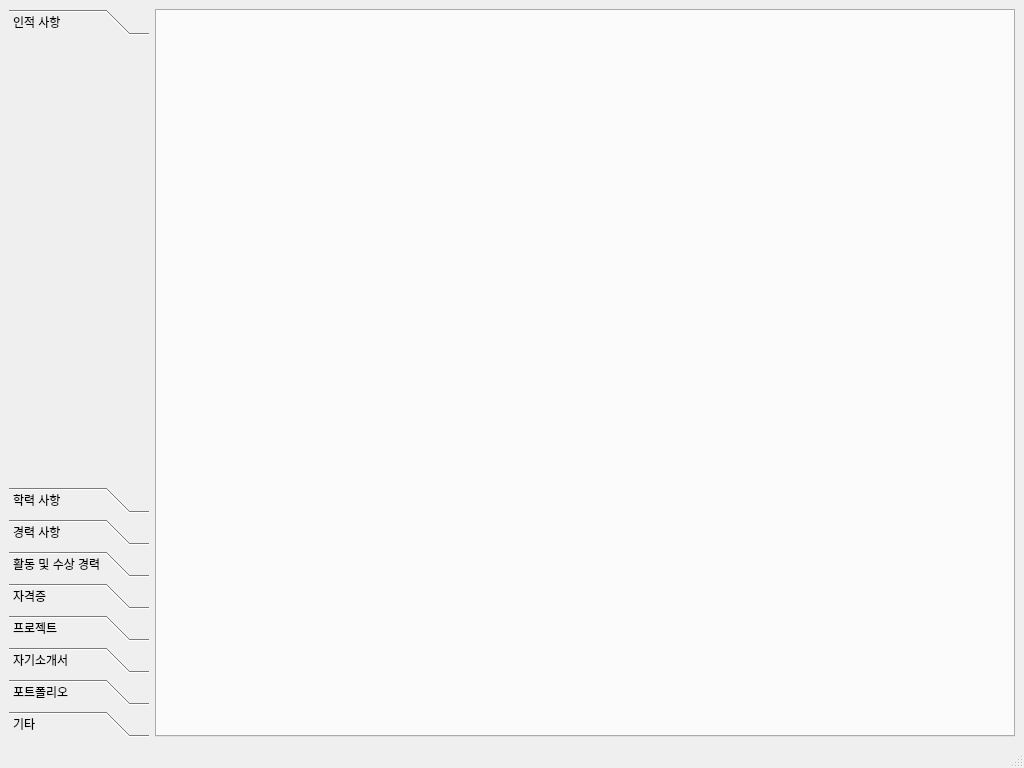
First picture: the form in mainwindow.ui, repository jh280722/Resume_Resum, before the edit.
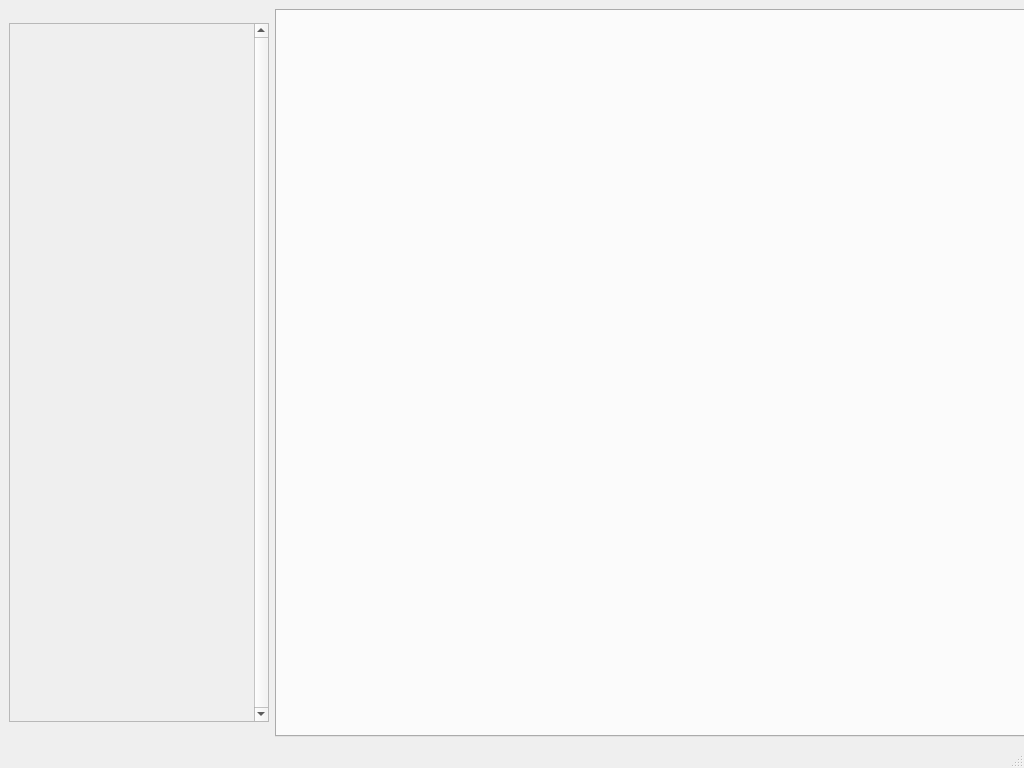
Second picture: the form after the edit.

Commit message: RR-31 soration class 통합시작

What changed in the file:
```diff
--- a/mainwindow.ui
+++ b/mainwindow.ui
@@ -20,58 +20,52 @@
    <string>ReRe</string>
   </property>
   <widget class="QWidget" name="centralwidget">
-   <layout class="QGridLayout" name="gridLayout_2">
-    <item row="0" column="1">
-     <layout class="QGridLayout" name="gridLayout">
-      <item row="0" column="0">
-       <widget class="QTabWidget" name="docTab">
-        <property name="minimumSize">
-         <size>
-          <width>543</width>
-          <height>360</height>
-         </size>
-        </property>
-        <property name="focusPolicy">
-         <enum>Qt::TabFocus</enum>
-        </property>
-        <property name="acceptDrops">
-         <bool>false</bool>
-        </property>
-        <property name="layoutDirection">
-         <enum>Qt::LeftToRight</enum>
-        </property>
-        <property name="autoFillBackground">
-         <bool>false</bool>
-        </property>
-        <property name="currentIndex">
-         <number>-1</number>
-        </property>
-        <property name="usesScrollButtons">
-         <bool>false</bool>
-        </property>
-        <property name="documentMode">
-         <bool>false</bool>
-        </property>
-        <property name="tabsClosable">
-         <bool>false</bool>
-        </property>
-        <property name="movable">
-         <bool>true</bool>
-        </property>
-       </widget>
-      </item>
-     </layout>
-    </item>
-    <item row="0" column="0">
-     <widget class="QToolBox" name="toolBox">
+   <layout class="QHBoxLayout" name="horizontalLayout">
+    <item>
+     <widget class="QScrollArea" name="srtArea">
+      <property name="minimumSize">
+       <size>
+        <width>260</width>
+        <height>0</height>
+       </size>
+      </property>
       <property name="maximumSize">
        <size>
-        <width>140</width>
-        <height>16777215</height>
+        <width>260</width>
+        <height>699</height>
        </size>
       </property>
-      <property name="contextMenuPolicy">
-       <enum>Qt::NoContextMenu</enum>
+      <property name="verticalScrollBarPolicy">
+       <enum>Qt::ScrollBarAlwaysOn</enum>
+      </property>
+      <property name="horizontalScrollBarPolicy">
+       <enum>Qt::ScrollBarAlwaysOff</enum>
+      </property>
+      <property name="widgetResizable">
+       <bool>true</bool>
+      </property>
+      <widget class="QWidget" name="srtAreaWidgetContents">
+       <property name="geometry">
+        <rect>
+         <x>0</x>
+         <y>0</y>
+         <width>237</width>
+         <height>697</height>
+        </rect>
+       </property>
+      </widget>
+     </widget>
+    </item>
+    <item>
+     <widget class="QTabWidget" name="docTab">
+      <property name="minimumSize">
+       <size>
+        <width>800</width>
+        <height>700</height>
+       </size>
+      </property>
+      <property name="focusPolicy">
+       <enum>Qt::TabFocus</enum>
       </property>
       <property name="acceptDrops">
        <bool>false</bool>
@@ -82,180 +76,21 @@
       <property name="autoFillBackground">
        <bool>false</bool>
       </property>
-      <property name="frameShape">
-       <enum>QFrame::NoFrame</enum>
-      </property>
-      <property name="frameShadow">
-       <enum>QFrame::Plain</enum>
-      </property>
       <property name="currentIndex">
        <number>0</number>
       </property>
-      <property name="tabSpacing">
-       <number>6</number>
+      <property name="usesScrollButtons">
+       <bool>false</bool>
       </property>
-      <widget class="QWidget" name="srt0">
-       <property name="geometry">
-        <rect>
-         <x>0</x>
-         <y>0</y>
-         <width>140</width>
-         <height>438</height>
-        </rect>
-       </property>
-       <attribute name="label">
-        <string>인적 사항</string>
-       </attribute>
-       <layout class="QVBoxLayout" name="verticalLayout">
-        <item>
-         <layout class="QVBoxLayout" name="srtBox0"/>
-        </item>
-       </layout>
-      </widget>
-      <widget class="QWidget" name="srt1">
-       <property name="geometry">
-        <rect>
-         <x>0</x>
-         <y>0</y>
-         <width>140</width>
-         <height>438</height>
-        </rect>
-       </property>
-       <attribute name="label">
-        <string>학력 사항</string>
-       </attribute>
-       <layout class="QVBoxLayout" name="verticalLayout_2">
-        <item>
-         <layout class="QVBoxLayout" name="srtBox1"/>
-        </item>
-       </layout>
-      </widget>
-      <widget class="QWidget" name="srt2">
-       <property name="geometry">
-        <rect>
-         <x>0</x>
-         <y>0</y>
-         <width>140</width>
-         <height>438</height>
-        </rect>
-       </property>
-       <attribute name="label">
-        <string>경력 사항</string>
-       </attribute>
-       <layout class="QVBoxLayout" name="verticalLayout_3">
-        <item>
-         <layout class="QVBoxLayout" name="srtBox2"/>
-        </item>
-       </layout>
-      </widget>
-      <widget class="QWidget" name="srt3">
-       <property name="geometry">
-        <rect>
-         <x>0</x>
-         <y>0</y>
-         <width>140</width>
-         <height>438</height>
-        </rect>
-       </property>
-       <attribute name="label">
-        <string>활동 및 수상 경력</string>
-       </attribute>
-       <layout class="QVBoxLayout" name="verticalLayout_4">
-        <item>
-         <layout class="QVBoxLayout" name="srtBox3"/>
-        </item>
-       </layout>
-      </widget>
-      <widget class="QWidget" name="srt4">
-       <property name="geometry">
-        <rect>
-         <x>0</x>
-         <y>0</y>
-         <width>140</width>
-         <height>438</height>
-        </rect>
-       </property>
-       <attribute name="label">
-        <string>자격증</string>
-       </attribute>
-       <layout class="QVBoxLayout" name="verticalLayout_5">
-        <item>
-         <layout class="QVBoxLayout" name="srtBox4"/>
-        </item>
-       </layout>
-      </widget>
-      <widget class="QWidget" name="srt5">
-       <property name="geometry">
-        <rect>
-         <x>0</x>
-         <y>0</y>
-         <width>140</width>
-         <height>438</height>
-        </rect>
-       </property>
-       <attribute name="label">
-        <string>프로젝트</string>
-       </attribute>
-       <layout class="QVBoxLayout" name="verticalLayout_6">
-        <item>
-         <layout class="QVBoxLayout" name="srtBox5"/>
-        </item>
-       </layout>
-      </widget>
-      <widget class="QWidget" name="srt6">
-       <property name="geometry">
-        <rect>
-         <x>0</x>
-         <y>0</y>
-         <width>140</width>
-         <height>438</height>
-        </rect>
-       </property>
-       <attribute name="label">
-        <string>자기소개서</string>
-       </attribute>
-       <layout class="QVBoxLayout" name="verticalLayout_7">
-        <item>
-         <layout class="QVBoxLayout" name="srtBox6"/>
-        </item>
-       </layout>
-      </widget>
-      <widget class="QWidget" name="srt7">
-       <property name="geometry">
-        <rect>
-         <x>0</x>
-         <y>0</y>
-         <width>140</width>
-         <height>438</height>
-        </rect>
-       </property>
-       <attribute name="label">
-        <string>포트폴리오</string>
-       </attribute>
-       <layout class="QVBoxLayout" name="verticalLayout_8">
-        <item>
-         <layout class="QVBoxLayout" name="srtBox7"/>
-        </item>
-       </layout>
-      </widget>
-      <widget class="QWidget" name="srt8">
-       <property name="geometry">
-        <rect>
-         <x>0</x>
-         <y>0</y>
-         <width>140</width>
-         <height>438</height>
-        </rect>
-       </property>
-       <attribute name="label">
-        <string>기타</string>
-       </attribute>
-       <layout class="QVBoxLayout" name="verticalLayout_9">
-        <item>
-         <layout class="QVBoxLayout" name="srtBox8"/>
-        </item>
-       </layout>
-      </widget>
+      <property name="documentMode">
+       <bool>false</bool>
+      </property>
+      <property name="tabsClosable">
+       <bool>false</bool>
+      </property>
+      <property name="movable">
+       <bool>true</bool>
+      </property>
      </widget>
     </item>
    </layout>
```
Left out of the diff: 2 changed lines with no effect on the pictures. The commit also changes 23 other files.
